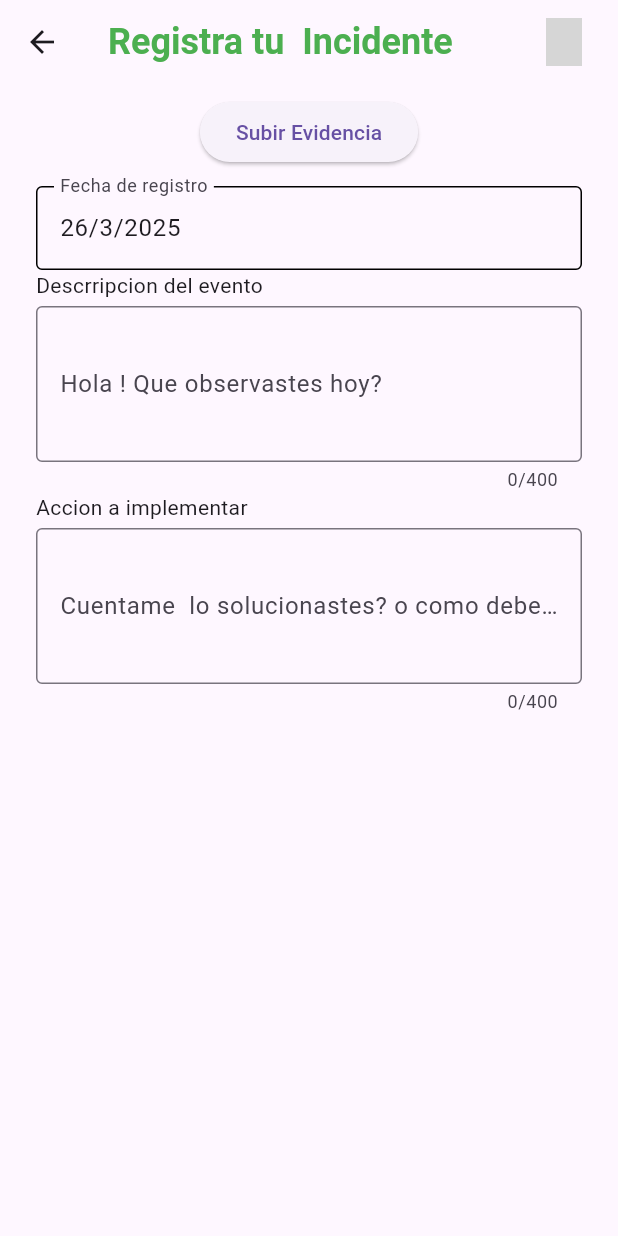
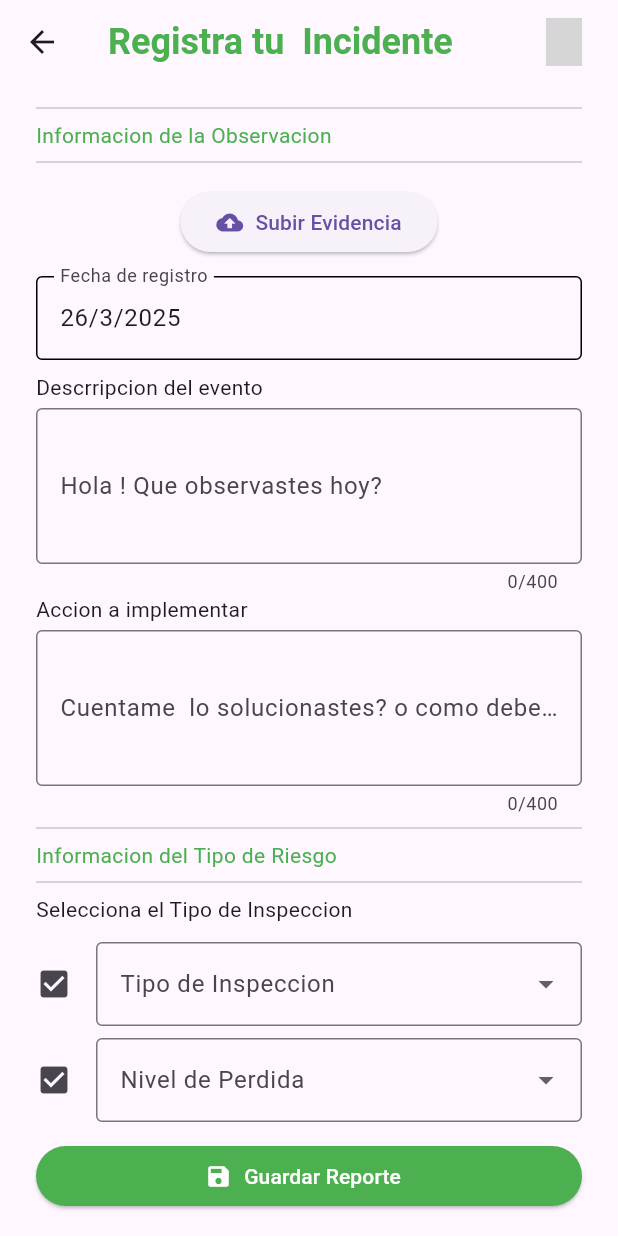
Before and after one commit to Jhucruz/ssoma_app, a Flutter app: the FormularioIncidentesScreen screen opened directly, on a phone screen of 412 x 824 dp. Run offline on Flutter 3.47's test engine with Material 3 defaults, Android fonts, the phone set to English and light mode, and no system bars; our stand-ins replace cloud_firestore, file_picker, firebase_auth, firebase_core, flutter_svg; accounts and stored records are empty; project files that could hold a hidden picture were left out; grey boxes are pictures that could not be loaded.

Commit message:
Feat:Inserta imagen firebase

```diff
--- a/lib/core/exceptions.dart
+++ b/lib/core/exceptions.dart
@@ -41,3 +41,5 @@ class ExceptionLogout implements Exception {
     return 'ExceptionLogout: $message';
   }
 }
+
+class ExcepcionGuardarInspeccion implements Exception {}
--- /dev/null
+++ b/lib/core/model/inspeccion.dart
@@ -0,0 +1,35 @@
+import 'package:cloud_firestore/cloud_firestore.dart' show Timestamp;
+
+class Inspeccion {
+  final String id;
+  final String evento;
+  final String accion;
+  final String idUsuario;
+  final String? rutaImagen;
+  final String tipoInspeccionId;
+  final String tipoInspeccionUuid;
+  final DateTime fechaInci;
+
+  Inspeccion({
+    required this.id,
+    required this.evento,
+    required this.accion,
+    required this.idUsuario,
+    required this.tipoInspeccionId,
+    required this.fechaInci,
+    required this.tipoInspeccionUuid,
+    this.rutaImagen,
+  });
+  Map<String, dynamic> toMap() {
+    return {
+      "id": id,
+      "evento": evento,
+      "id_usuario": idUsuario,
+      "accion": accion,
+      "tipoInspeccionId": tipoInspeccionId,
+      "tipoInspeccionUuid": tipoInspeccionUuid,
+      'fechaInci': Timestamp.fromDate(fechaInci),
+      'rutaImagen': rutaImagen,
+    };
+  }
+}
--- a/lib/screens/formulario_incidentes_screen.dart
+++ b/lib/screens/formulario_incidentes_screen.dart
@@ -1,9 +1,11 @@
-import 'dart:io';
-import 'package:file_picker/file_picker.dart';
+import 'dart:typed_data';
 import 'package:flutter/material.dart';
 import 'package:flutter_svg/flutter_svg.dart' show SvgPicture;
 import 'package:ssoma_app/core/ui/input_lineas.dart';
 import 'package:ssoma_app/core/ui/input_personalizado.dart';
+import 'package:ssoma_app/repositories/inspecciones_repository.dart';
+import 'package:ssoma_app/widgets/image_picker_column.dart';
+import 'package:uuid/uuid.dart' show Uuid;
 
 class FormularioIncidentesScreen extends StatefulWidget {
   const FormularioIncidentesScreen({super.key});
@@ -20,7 +22,26 @@ class _FormularioIncidentesScreenState
   final _accionController = TextEditingController();
   final _fechaInciController = TextEditingController();
   final DateTime _fechaInci = DateTime.now();
-  String? rutaImagenPreview;
+  final _inspeccionRepo = InspeccionesRepository();
+
+  Uint8List? imagenBytes;
+  String? rutaImagen;
+
+  final List<Map<String, String>> _tipoInspeccion = [
+    {"id": "1", "name": 'Insp CSST '},
+    {"id": "2", "name": 'Racs '},
+    {"id": "3", "name": 'Insp Planeada '},
+    {"id": "4", "name": 'Insp Inopinada'},
+  ];
+  String? _tipoInspeccionId;
+  String? _tipoInspeccionUuid;
+
+  final List<Map<String, String>> _nivelPerdida = [
+    {"id": "1", "name": 'Alto '},
+    {"id": "2", "name": 'Medio '},
+    {"id": "3", "name": 'Bajo '},
+  ];
+  String? _nivelPerdidaId;
 
   @override
   void initState() {
@@ -64,63 +85,36 @@ class _FormularioIncidentesScreenState
                     padding: EdgeInsets.symmetric(horizontal: 24),
                     children: [
                       SizedBox(height: 8),
-                      Column(
-                        children: [
-                          if (rutaImagenPreview != null)
-                            Column(
-                              children: [
-                                Image.file(File(rutaImagenPreview!)),
-                                Row(
-                                  mainAxisAlignment: MainAxisAlignment.center,
-                                  children: [
-                                    ElevatedButton(
-                                      onPressed: () {
-                                        setState(() {
-                                          rutaImagenPreview = null;
-                                        });
-                                      },
-                                      child: Text("Borrar"),
-                                    ),
-                                    SizedBox(width: 10),
-                                    ElevatedButton(
-                                      onPressed: () async {
-                                        final result = await FilePicker.platform
-                                            .pickFiles(type: FileType.image);
-                                        if (result != null) {
-                                          setState(() {
-                                            rutaImagenPreview =
-                                                result.files.single.path!;
-                                          });
-                                        }
-                                      },
-                                      child: Text("Cambiar Foto"),
-                                    ),
-                                  ],
-                                ),
-                              ],
-                            )
-                          else
-                            ElevatedButton(
-                              onPressed: () async {
-                                final result = await FilePicker.platform
-                                    .pickFiles(type: FileType.image);
-                                if (result != null) {
-                                  setState(() {
-                                    rutaImagenPreview =
-                                        result.files.single.path!;
-                                  });
-                                }
-                              },
-                              child: Text("Subir Evidencia"),
-                            ),
-                        ],
+                      Divider(),
+                      Text(
+                        "Informacion de la Observacion ",
+                        style: TextStyle(color: Colors.green),
                       ),
+                      Divider(),
+                      SizedBox(height: 8),
+                      Center(
+                        child: ImagePickerFormField(
+                          onSaved: (bool? imageSelected) {
+                            if (imageSelected == true) {
+                              // En este caso, no es necesario guardar un booleano.
+                            }
+                          },
+                          validator: (bool? imageSelected) {
+                            if (imageSelected != true) {
+                              return "Por favor, sube una imagen.";
+                            }
+                            return null;
+                          },
+                        ),
+                      ),
+
                       SizedBox(height: 12),
                       InputPersonalizado(
                         controller: _fechaInciController,
                         label: "Fecha de registro",
                         readOnly: true,
                       ),
+                      SizedBox(height: 8),
                       Text("Descrripcion del evento "),
                       SizedBox(height: 4),
                       InputLineas(
@@ -154,6 +148,132 @@ class _FormularioIncidentesScreenState
                           return null;
                         },
                       ),
+                      Divider(),
+                      Text(
+                        "Informacion del Tipo de Riesgo",
+                        style: TextStyle(color: Colors.green),
+                      ),
+                      Divider(),
+                      Text("Selecciona el Tipo de Inspeccion"),
+                      SizedBox(height: 12),
+                      DropdownButtonFormField<String>(
+                        value: _tipoInspeccionId,
+                        items:
+                            _tipoInspeccion.map((tipoInspeccion) {
+                              return DropdownMenuItem<String>(
+                                value: tipoInspeccion["id"],
+                                child: Text(tipoInspeccion["name"]!),
+                              );
+                            }).toList(),
+                        onChanged: (String? newValue) {
+                          setState(() {
+                            _tipoInspeccionId = newValue;
+                            _tipoInspeccionUuid = const Uuid().v4();
+                          });
+                        },
+                        decoration: InputDecoration(
+                          labelText: "Tipo de Inspeccion",
+                          icon: Icon(Icons.check_box),
+                          border: OutlineInputBorder(),
+                        ),
+                        validator: (value) {
+                          if (value == null || value.isEmpty) {
+                            return "Seleccione tipo de Inspeccion";
+                          }
+                          return null;
+                        },
+                      ),
+                      SizedBox(height: 8),
+                      DropdownButtonFormField<String>(
+                        value: _nivelPerdidaId,
+                        items:
+                            _nivelPerdida.map((nivelPerdida) {
+                              return DropdownMenuItem<String>(
+                                value:
+                                    nivelPerdida["id"], // Corrección: Usa el 'id' del mapa
+                                child: Text(nivelPerdida["name"]!),
+                              );
+                            }).toList(),
+                        onChanged: (String? newValue) {
+                          setState(() {
+                            _nivelPerdidaId =
+                                newValue; // Corrección: Asigna el newValue
+                          });
+                        },
+                        decoration: InputDecoration(
+                          labelText: "Nivel de Perdida",
+                          icon: Icon(Icons.check_box),
+                          border: OutlineInputBorder(),
+                        ),
+                        validator: (value) {
+                          if (value == null || value.isEmpty) {
+                            return "Selecciona el nivel de perdida";
+                          }
+                          return null;
+                        },
+                      ),
+
+                      SizedBox(height: 12),
+                      SizedBox(
+                        width: double.infinity,
+                        child: ElevatedButton.icon(
+                          // Usamos ElevatedButton.icon para agregar un icono
+                          onPressed: () async {
+                            final esValido = _idForm.currentState?.validate();
+
+                            if (esValido == true) {
+                              try {
+                                await _inspeccionRepo.guardarInspeccion(
+                                  evento: _eventoController.text,
+                                  accion: _accionController.text,
+                                  fechaInci: _fechaInci,
+                                  tipoInspeccionId: _tipoInspeccionId!,
+                                  tipoInspeccionUuid: _tipoInspeccionUuid!,
+                                  imagenBytes: imagenBytes,
+                                  rutaImagen: rutaImagen,
+                                );
+                                // Guarda el context en una variable local
+                                final localContext = context;
+                                if (mounted && localContext.mounted) {
+                                  Navigator.pop(localContext);
+                                  _eventoController.clear();
+                                  _accionController.clear();
+                                  _fechaInciController.clear();
+                                  imagenBytes = null; // Limpiar imagenBytes
+                                  ScaffoldMessenger.of(
+                                    localContext,
+                                  ).showSnackBar(
+                                    SnackBar(
+                                      content: Text(
+                                        "Perfecto!, tu reporte ha sido subido con exito ",
+                                        style: TextStyle(
+                                          color: Colors.amber,
+                                          fontSize: 24,
+                                        ),
+                                      ),
+                                    ),
+                                  );
+                                }
+                              } catch (e) {
+                                final localContext = context;
+                                if (mounted && localContext.mounted) {
+                                  ScaffoldMessenger.of(
+                                    localContext,
+                                  ).showSnackBar(
+                                    SnackBar(content: Text("ALGO SALIO MAL")),
+                                  );
+                                }
+                              }
+                            }
+                          },
+                          icon: Icon(Icons.save),
+                          label: Text("Guardar Reporte"),
+                          style: ElevatedButton.styleFrom(
+                            backgroundColor: Colors.green,
+                            foregroundColor: Colors.white,
+                          ),
+                        ),
+                      ),
                     ],
                   ),
                 ),
--- /dev/null
+++ b/lib/widgets/image_picker_column.dart
@@ -0,0 +1,147 @@
+import 'dart:io';
+import 'dart:typed_data';
+import 'package:file_picker/file_picker.dart';
+import 'package:flutter/material.dart';
+import 'package:flutter/foundation.dart' show kIsWeb;
+
+class ImagePickerFormField extends FormField<bool> {
+  ImagePickerFormField({
+    super.key,
+    super.onSaved,
+    super.validator,
+    bool initialValue = false,
+  }) : super(
+         initialValue: initialValue,
+         builder: (FormFieldState<bool> state) {
+           return _ImagePickerFormFieldContent(state: state);
+         },
+       );
+}
+
+class _ImagePickerFormFieldContent extends StatefulWidget {
+  final FormFieldState<bool> state;
+
+  const _ImagePickerFormFieldContent({required this.state});
+
+  @override
+  State<_ImagePickerFormFieldContent> createState() =>
+      _ImagePickerFormFieldContentState();
+}
+
+class _ImagePickerFormFieldContentState
+    extends State<_ImagePickerFormFieldContent> {
+  Uint8List? imagenBytes;
+  String? rutaImagen;
+
+  @override
+  void initState() {
+    super.initState();
+    WidgetsBinding.instance.addPostFrameCallback((_) {
+      widget.state.didChange(imagenBytes != null || rutaImagen != null);
+    });
+  }
+
+  void _showImageOptions(BuildContext context) {
+    showModalBottomSheet(
+      context: context,
+      constraints: BoxConstraints(maxHeight: double.infinity),
+      builder: (BuildContext modalContext) {
+        return Wrap(
+          children: <Widget>[
+            ListTile(
+              leading: Icon(Icons.delete, color: Colors.red),
+              title: Text('Borrar'),
+              onTap: () {
+                setState(() {
+                  imagenBytes = null;
+                  rutaImagen = null;
+                  widget.state.didChange(false);
+                });
+                Navigator.pop(modalContext);
+              },
+            ),
+            ListTile(
+              leading: Icon(Icons.photo_library, color: Colors.lightBlueAccent),
+              title: Text('Cambiar Foto'),
+              onTap: () async {
+                final result = await FilePicker.platform.pickFiles(
+                  type: FileType.image,
+                );
+
+                if (!mounted || !modalContext.mounted) return;
+
+                if (result != null && result.files.isNotEmpty) {
+                  setState(() {
+                    if (kIsWeb) {
+                      imagenBytes = result.files.first.bytes;
+                      rutaImagen = null;
+                    } else {
+                      rutaImagen = result.files.first.path;
+                      imagenBytes = null;
+                    }
+                    widget.state.didChange(true);
+                  });
+                }
+                if (Navigator.canPop(modalContext)) {
+                  Navigator.pop(modalContext);
+                }
+              },
+            ),
+          ],
+        );
+      },
+    );
+  }
+
+  @override
+  Widget build(BuildContext context) {
+    return Column(
+      children: [
+        if (imagenBytes != null || rutaImagen != null)
+          ConstrainedBox(
+            constraints: BoxConstraints(maxHeight: 200, minHeight: 150),
+            child: GestureDetector(
+              onTap: () => _showImageOptions(context),
+              child:
+                  kIsWeb
+                      ? Image.memory(imagenBytes!, fit: BoxFit.contain)
+                      : Image.file(File(rutaImagen!), fit: BoxFit.contain),
+            ),
+          )
+        else
+          ElevatedButton(
+            onPressed: () async {
+              final result = await FilePicker.platform.pickFiles(
+                type: FileType.image,
+              );
+
+              if (!mounted) return;
+
+              if (result != null && result.files.isNotEmpty) {
+                setState(() {
+                  if (kIsWeb) {
+                    imagenBytes = result.files.first.bytes;
+                    rutaImagen = null;
+                  } else {
+                    rutaImagen = result.files.first.path;
+                    imagenBytes = null;
+                  }
+                  widget.state.didChange(true);
+                });
+              }
+            },
+            child: Row(
+              mainAxisSize: MainAxisSize.min,
+              children: <Widget>[
+                Icon(Icons.cloud_upload),
+                SizedBox(width: 8),
+                Text("Subir Evidencia"),
+              ],
+            ),
+          ),
+        if (widget.state.hasError)
+          Text(widget.state.errorText!, style: TextStyle(color: Colors.red)),
+      ],
+    );
+  }
+}
--- a/lib/widgets/my_drawer_widet.dart
+++ b/lib/widgets/my_drawer_widet.dart
@@ -70,6 +70,10 @@ class MyDrawerWidet extends StatelessWidget {
             },
           ),
           Divider(),
+          Center(
+            // Envolvemos el Text en un Center
+            child: Text("U.M San Juan "),
+          ),
           ListTile(
             leading: Icon(Icons.file_copy, color: Colors.green),
             title: Text("Formulario Incidentes"),
```
Also changed, not shown: lib/repositories/inspecciones_repository.dart (added, +44 -0 lines).
